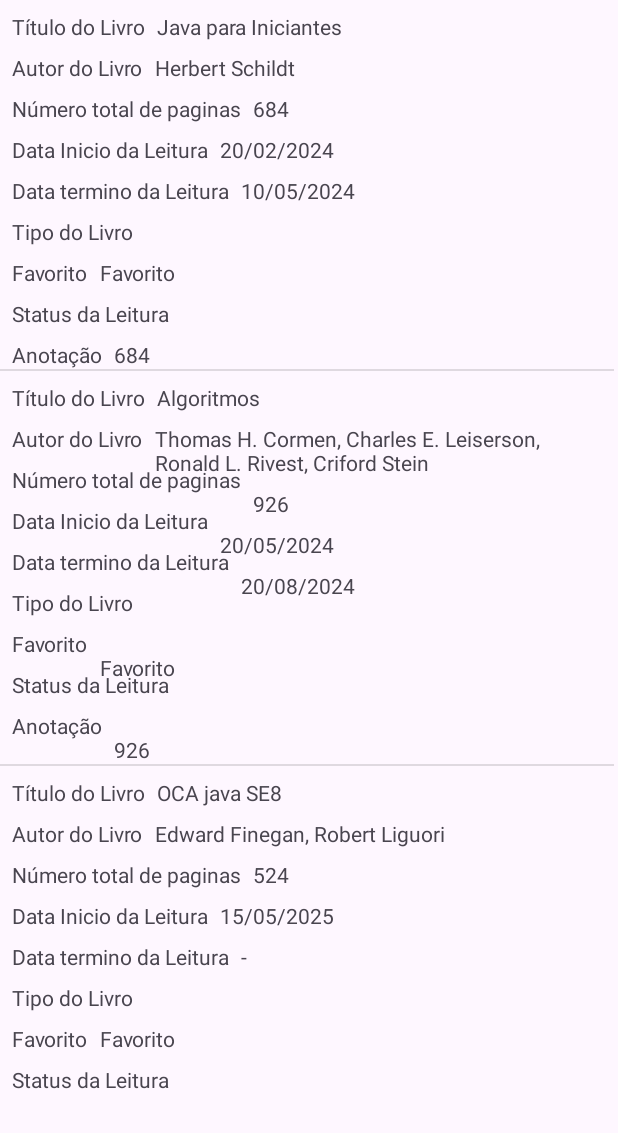
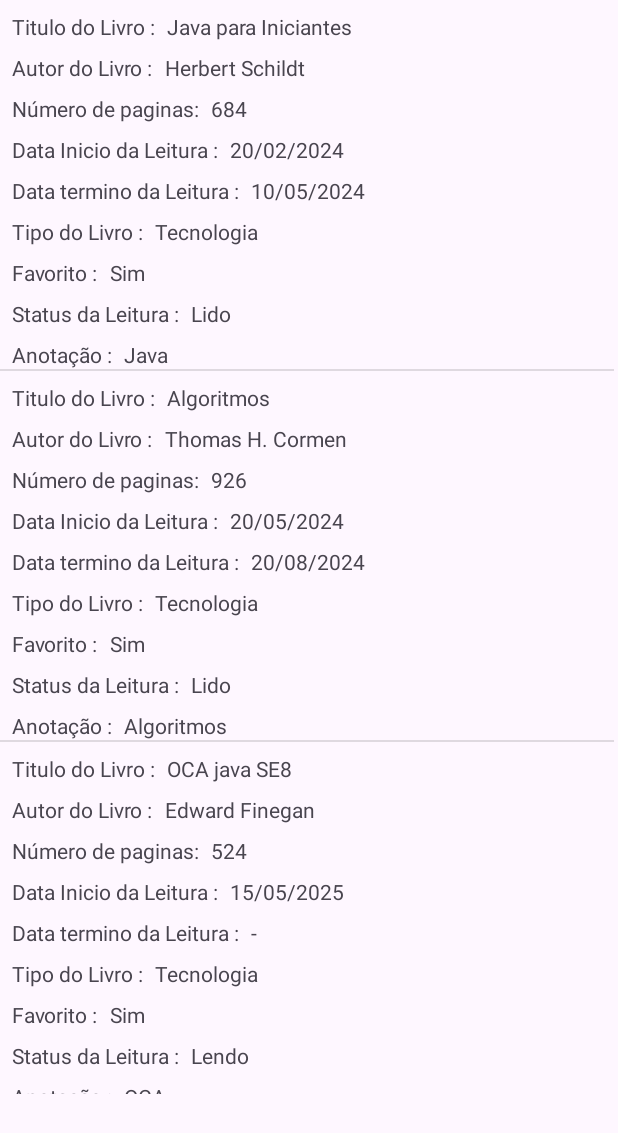
Before and after one commit to cleversonkleber/gerenciador-livro, an Android app: the screen it shows after launch (LivrosActivity), on a phone screen of 412 x 824 dp. Shown: the top 1133 px of the screen. Run offline under Robolectric (Android 15) with nearby library versions, the phone set to English and light mode, and no system bars.

Commit message:
Criar um Adapter customizado para exibir os dados de cada Entidade na listagem de Itens; Ao clicar em um item deve-se mostrar uma mensagem em um Toast indicando que o mesmo foi clicado.

```diff
--- a/GerenciadorLeitura/app/src/main/java/com/cleverson/gerenciadorleitura/LivroActivity.java
+++ b/GerenciadorLeitura/app/src/main/java/com/cleverson/gerenciadorleitura/LivroActivity.java
@@ -150,7 +150,7 @@
         } else if (radioButtonId == R.id.radioButtonLendo) {
             status = getString(R.string.lendo);
         } else if (radioButtonId == R.id.radioButtonQueroLer) {
-            status = getString(R.string.queroLer);
+            status = getString(R.string.quero_ler);
         } else {
             Toast.makeText(this,
                     "O status é obrigatório!",
--- a/GerenciadorLeitura/app/src/main/java/com/cleverson/gerenciadorleitura/LivroAdapter.java
+++ b/GerenciadorLeitura/app/src/main/java/com/cleverson/gerenciadorleitura/LivroAdapter.java
@@ -17,8 +17,6 @@
     private Context context;
     private List<Livro> livroList;
 
-    private String[] tipos;
-    private String[] status;
 
     private static class LivroHolder{
         public TextView textViewValorTitulo;
@@ -36,8 +34,6 @@
     public LivroAdapter(Context context,List<Livro> livroList) {
         this.livroList = livroList;
         this.context = context;
-        tipos = context.getResources().getStringArray(R.array.tipo);
-        status= context.getResources().getStringArray(R.array.livros_status);
     }
 
     @Override
@@ -93,14 +89,70 @@
 
 
         livroHolder.textViewValorAnotacao.setText(livro.getAnotacao());
+
         if (livro.isFavorio()){
-            livroHolder.textViewValorFavorito.setText(R.string.favorito);
+            livroHolder.textViewValorFavorito.setText("Sim");
         }else {
-            livroHolder.textViewValorFavorito.setText(R.string.nao_favorito);
+            livroHolder.textViewValorFavorito.setText("Não");
         }
 
-        livroHolder.textViewValorStatus.setText(livro.getStatus());
-        livroHolder.textViewValorTipo.setText(livro.getTipo());
+        String tipo=null;
+        switch (livro.getTipo()){
+            case ACAO:
+                tipo = context.getString(R.string.acao);
+                break;
+            case AVENTURA:
+                tipo = context.getString(R.string.aventura);
+
+                break;
+            case DRAMA:
+                tipo = context.getString(R.string.drama);
+                break;
+            case POESIA:
+                tipo = context.getString(R.string.poesia);
+
+                break;
+            case TERRRO:
+                tipo = context.getString(R.string.terror);
+                break;
+            case CRISTAO:
+                tipo = context.getString(R.string.cristao);
+                break;
+            case ROMANCE:
+                tipo = context.getString(R.string.romance);
+                break;
+            case POLITICA:
+                tipo = context.getString(R.string.politica);
+                break;
+            case TECNOLOGIA:
+                tipo = context.getString(R.string.tecnologia);
+                break;
+            case FICCAO_CIENTIFICA:
+                tipo = context.getString(R.string.ficcaoo_cientifica);
+                break;
+        }
+
+
+        String status=null;
+        switch (livro.getStatus()){
+            case LIDO:
+                status = context.getString(R.string.lido);
+                break;
+            case LENDO:
+                status = context.getString(R.string.lendo);
+                break;
+            case VOULER:
+                status =context.getString(R.string.vou_ler);
+                break;
+            case QUEROLER:
+                status = context.getString(R.string.quero_ler);
+                break;
+        }
+
+        livroHolder.textViewValorTipo.setText(tipo);
+        livroHolder.textViewValorStatus.setText(status);
+
+
 
 
 
--- a/GerenciadorLeitura/app/src/main/res/layout/activity_livro.xml
+++ b/GerenciadorLeitura/app/src/main/res/layout/activity_livro.xml
@@ -194,7 +194,7 @@
                 android:id="@+id/radioButtonQueroLer"
                 android:layout_width="match_parent"
                 android:layout_height="wrap_content"
-                android:text="@string/queroLer" />
+                android:text="@string/quero_ler" />
         </RadioGroup>
 
         <TextView
--- a/GerenciadorLeitura/app/src/main/res/layout/linha_lista_livros.xml
+++ b/GerenciadorLeitura/app/src/main/res/layout/linha_lista_livros.xml
@@ -11,10 +11,10 @@
         android:layout_height="wrap_content"
         android:layout_marginStart="8dp"
         android:layout_marginTop="8dp"
-        android:text="@string/t_tulo_do_livro"
+        android:text="@string/titulo_valor"
         app:layout_constraintStart_toStartOf="parent"
         app:layout_constraintTop_toTopOf="parent"
-        tools:text="@string/titulo" />
+        tools:text="@string/titulo_valor" />
 
     <TextView
         android:id="@+id/textViewValorTitulo"
@@ -33,7 +33,7 @@
         android:layout_height="wrap_content"
         android:layout_marginStart="8dp"
         android:layout_marginTop="8dp"
-        android:text="@string/autor"
+        android:text="@string/autor_valor"
         app:layout_constraintStart_toStartOf="parent"
         app:layout_constraintTop_toBottomOf="@+id/textViewRotuloTitle" />
 
@@ -54,7 +54,7 @@
         android:layout_height="wrap_content"
         android:layout_marginStart="8dp"
         android:layout_marginTop="8dp"
-        android:text="@string/numeroPaginas"
+        android:text="@string/numero_paginas_valor"
         app:layout_constraintStart_toStartOf="parent"
         app:layout_constraintTop_toBottomOf="@+id/textView4" />
 
@@ -75,7 +75,7 @@
         android:layout_height="wrap_content"
         android:layout_marginStart="8dp"
         android:layout_marginTop="8dp"
-        android:text="@string/dataInicio"
+        android:text="@string/data_inicio_valor"
         app:layout_constraintStart_toStartOf="parent"
         app:layout_constraintTop_toBottomOf="@+id/textViewRotuloNPaginas" />
 
@@ -96,7 +96,7 @@
         android:layout_height="wrap_content"
         android:layout_marginStart="8dp"
         android:layout_marginTop="8dp"
-        android:text="@string/dataTermino"
+        android:text="@string/data_termino_valor"
         app:layout_constraintStart_toStartOf="parent"
         app:layout_constraintTop_toBottomOf="@+id/textViewRotuloDataInicio" />
 
@@ -117,7 +117,7 @@
         android:layout_height="wrap_content"
         android:layout_marginStart="8dp"
         android:layout_marginTop="8dp"
-        android:text="@string/tipo"
+        android:text="@string/tipo_valor"
         app:layout_constraintStart_toStartOf="parent"
         app:layout_constraintTop_toBottomOf="@+id/textViewRotuloDataFim" />
 
@@ -138,7 +138,7 @@
         android:layout_height="wrap_content"
         android:layout_marginStart="8dp"
         android:layout_marginTop="8dp"
-        android:text="@string/favorito"
+        android:text="@string/favorito_valor"
         app:layout_constraintStart_toStartOf="parent"
         app:layout_constraintTop_toBottomOf="@+id/textViewRotuloTipo" />
 
@@ -159,7 +159,7 @@
         android:layout_height="wrap_content"
         android:layout_marginStart="8dp"
         android:layout_marginTop="8dp"
-        android:text="@string/status"
+        android:text="@string/status_valor"
         app:layout_constraintStart_toStartOf="parent"
         app:layout_constraintTop_toBottomOf="@+id/textViewRotuloFavorito" />
 
@@ -180,7 +180,7 @@
         android:layout_height="wrap_content"
         android:layout_marginStart="8dp"
         android:layout_marginTop="8dp"
-        android:text="@string/anotacao"
+        android:text="@string/anotacao_valor"
         app:layout_constraintStart_toStartOf="parent"
         app:layout_constraintTop_toBottomOf="@+id/textViewRotuloStatus" />
 
--- a/GerenciadorLeitura/app/src/main/res/values/arrays.xml
+++ b/GerenciadorLeitura/app/src/main/res/values/arrays.xml
@@ -28,13 +28,10 @@
     <string-array name="livros_autor">
         <item>Herbert Schildt</item>
         <item>
-            Thomas H. Cormen,
-            Charles E. Leiserson,
-            Ronald L. Rivest,
-            Criford Stein
+            Thomas H. Cormen
         </item>
-        <item>Edward Finegan, Robert Liguori</item>
-        <item>Aaron M. Tanenbaum, Yedidyan Langsam, Moshe J. Augenstein</item>
+        <item>Edward Finegan</item>
+        <item>Aaron M. Tanenbaum</item>
         <item>Raymond Gallardo</item>
         <item>Erich Gamma</item>
         <item>Robert C. Martin</item>
@@ -122,16 +119,16 @@
     </integer-array>
 
     <string-array name="livros_anotacao">
-        <item>684</item>
-        <item>926</item>
-        <item>524</item>
-        <item>884</item>
-        <item>710</item>
-        <item>364</item>
-        <item>422</item>
-        <item>403</item>
-        <item>411</item>
-        <item>395</item>
+        <item>Java</item>
+        <item>Algoritmos</item>
+        <item>OCA</item>
+        <item>Estruturas</item>
+        <item>Java</item>
+        <item>Padrões</item>
+        <item>Codigo</item>
+        <item>Arquitetura</item>
+        <item>Java</item>
+        <item>Engenharia</item>
     </string-array>
 
 
--- a/GerenciadorLeitura/app/src/main/res/values/strings.xml
+++ b/GerenciadorLeitura/app/src/main/res/values/strings.xml
@@ -1,19 +1,29 @@
 <resources>
     <string name="app_name">GerenciadorLeitura</string>
     <string name="titulo">Titulo do Livro</string>
+    <string name="titulo_valor">Titulo do Livro :</string>
     <string name="autor">Autor do Livro</string>
-    <string name="numeroPaginas">Número total de paginas</string>
+    <string name="autor_valor">Autor do Livro :</string>
+    <string name="numeroPaginas">Número de paginas</string>
+    <string name="numero_paginas_valor">Número de paginas:</string>
     <string name="dataInicio">Data Inicio da Leitura</string>
+    <string name="data_inicio_valor">Data Inicio da Leitura :</string>
     <string name="dataTermino">Data termino da Leitura</string>
+    <string name="data_termino_valor">Data termino da Leitura :</string>
     <string name="status">Status da Leitura</string>
+    <string name="status_valor">Status da Leitura :</string>
     <string name="lendo">Lendo</string>
     <string name="lido">Lido</string>
-    <string name="queroLer">Quero Ler</string>
+    <string name="quero_ler">Quero Ler</string>
+    <string name="vou_ler">Vou Ler</string>
     <string name="anotacao">Anotação</string>
+    <string name="anotacao_valor">Anotação :</string>
     <string name="salvar">Salvar</string>
     <string name="limpar">Limpar</string>
     <string name="tipo">Tipo do Livro</string>
+    <string name="tipo_valor">Tipo do Livro :</string>
     <string name="favorito">Favorito</string>
+    <string name="favorito_valor">Favorito :</string>
     <string name="cadastro_de_livros">Cadastro de Livros</string>
     <string name="t_tulo_do_livro">Título do Livro</string>
     <string name="aventura">Aventura</string>
@@ -25,6 +35,10 @@
     <string name="cristao">Cristão</string>
     <string name="poesia">Poesia</string>
     <string name="politica">Politica</string>
-    <string name="tecnologia">tecnologia</string>
+    <string name="tecnologia">Tecnologia</string>
     <string name="nao_favorito">Não Favorito</string>
+    <string name="livro_de_titulo">Livro de Titulo : \"</string>
+    <string name="foi_selecionado">\"\n"Foi selecionado!</string>
+    <string name="status_leitura">\"\n"Status Leitura :</string>
+
 </resources>
```
Also changed, not shown: GerenciadorLeitura/app/src/main/java/com/cleverson/gerenciadorleitura/LivrosActivity.java (+38 -0 lines).
